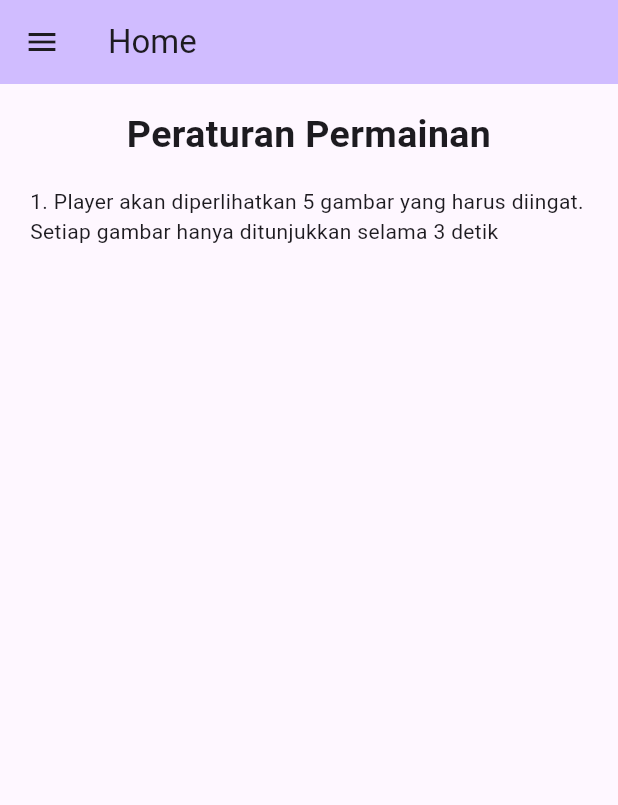
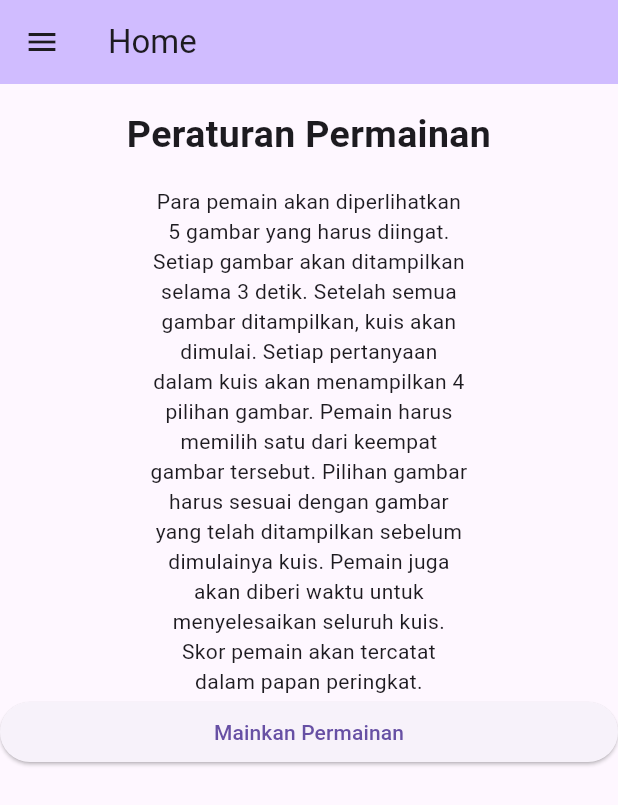
Before and after one commit to cenz19/Project_UTS_ET, a Flutter app: the MyHomePage screen opened directly, on a phone screen of 412 x 824 dp. Shown: the top 805 px of the screen. Run offline on Flutter 3.47's test engine with Material 3 defaults, Android fonts, the phone set to English and light mode, and no system bars; our stand-ins replace shared_preferences; accounts and stored records are empty.

Commit message:
Main jadi

```diff
--- a/memorimage_160421072_160421017/lib/main.dart
+++ b/memorimage_160421072_160421017/lib/main.dart
@@ -1,4 +1,5 @@
 import 'package:flutter/material.dart';
+import 'package:flutter/widgets.dart';
 import 'package:memorimage_160421072_160421017/screen/login.dart';
 import 'package:memorimage_160421072_160421017/screen/quiz.dart';
 import 'package:memorimage_160421072_160421017/screen/leaderboard.dart';
@@ -145,10 +146,17 @@ class _MyHomePageState extends State<MyHomePage> {
               ),
             ),
             Padding(
-              padding: EdgeInsets.only(left: 20.0, right: 20.0),
+              padding: EdgeInsets.only(left: 100.0, right: 100.0),
               child: Text(
-                  '1. Player akan diperlihatkan 5 gambar yang harus diingat. Setiap gambar hanya ditunjukkan selama 3 detik'),
+                'Para pemain akan diperlihatkan 5 gambar yang harus diingat. Setiap gambar akan ditampilkan selama 3 detik. Setelah semua gambar ditampilkan, kuis akan dimulai. Setiap pertanyaan dalam kuis akan menampilkan 4 pilihan gambar. Pemain harus memilih satu dari keempat gambar tersebut. Pilihan gambar harus sesuai dengan gambar yang telah ditampilkan sebelum dimulainya kuis. Pemain juga akan diberi waktu untuk menyelesaikan seluruh kuis. Skor pemain akan tercatat dalam papan peringkat.',
+                textAlign: TextAlign.center,
+              ),
             ),
+            ElevatedButton(
+                onPressed: () {
+                  Navigator.pushNamed(context, 'quiz');
+                },
+                child: Text("Mainkan Permainan"))
           ],
         )
         // This trailing comma makes auto-formatting nicer for build methods.
```
